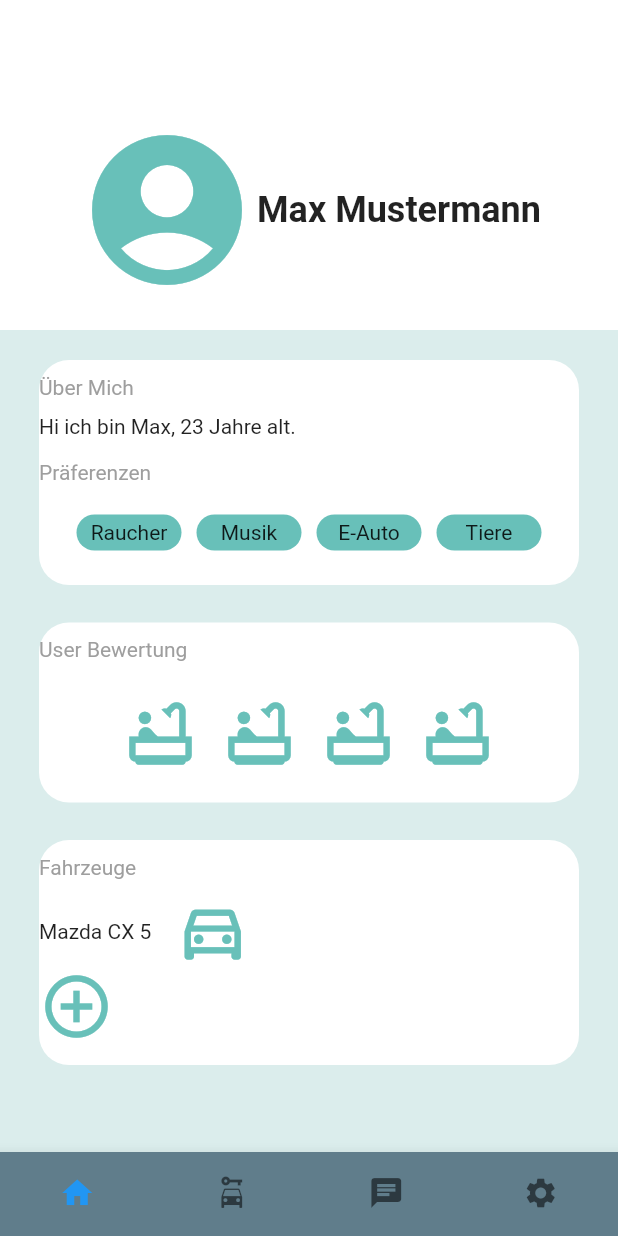
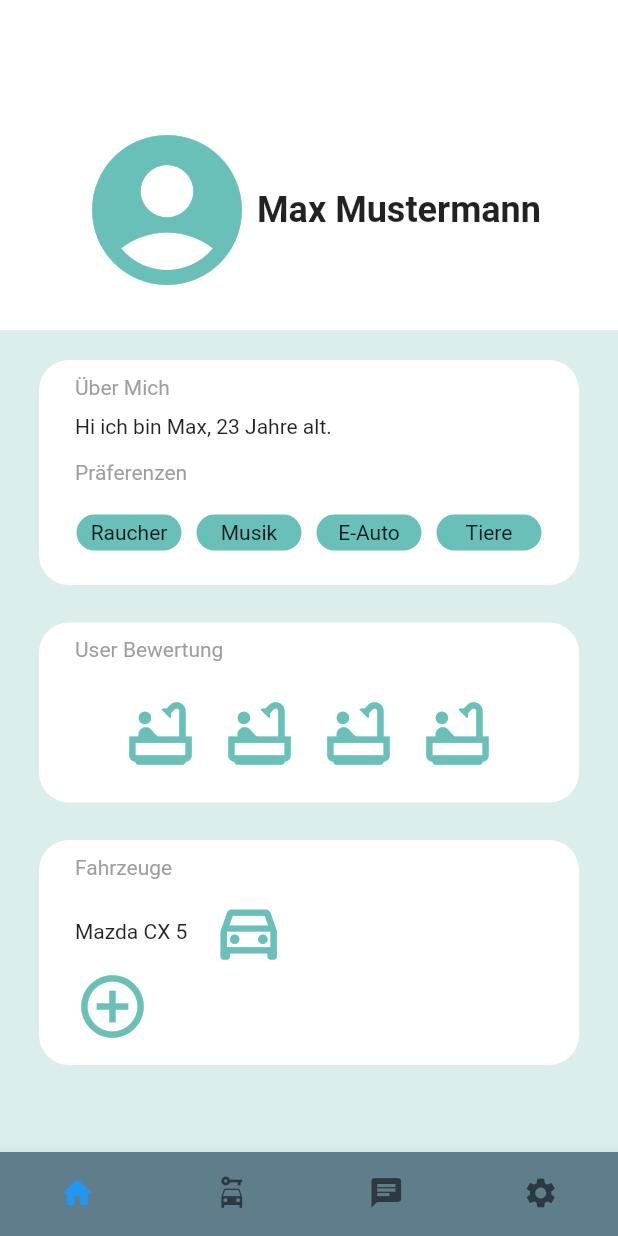
Before and after one commit to MaechtigerMetzger/UniGo, a Flutter app: the ProfileScreen screen opened directly, on a phone screen of 412 x 824 dp. Run offline on Flutter 3.47's test engine with Material 2 defaults, Android fonts, the phone set to English and light mode, and no system bars; our stand-ins replace flutter_svg, get, google_fonts.

Commit message:
ProfileScreen verbessert

```diff
--- a/lib/screens/profil/profile_screen.dart
+++ b/lib/screens/profil/profile_screen.dart
@@ -31,7 +31,8 @@ class ProfileScreen extends StatelessWidget {
         ],
       ),
       backgroundColor: Color.fromARGB(255, 219, 237, 236),
-      body: Column(
+      body: SingleChildScrollView(
+        child: Column(
           crossAxisAlignment: CrossAxisAlignment.center,
           children: [
             Container(
@@ -57,11 +58,20 @@ class ProfileScreen extends StatelessWidget {
                   crossAxisAlignment: CrossAxisAlignment.start,
                   children: [
                     SizedBox(height: 10),
-                  _buildCaption("Über Mich"),
+                    Padding(
+                      padding: const EdgeInsets.only(left: 24),
+                      child: _buildCaption("Über Mich"),
+                    ),
                     SizedBox(height: 10),
-                  Text("Hi ich bin Max, 23 Jahre alt."),
+                    Padding(
+                      padding: const EdgeInsets.only(left: 24),
+                      child: Text("Hi ich bin Max, 23 Jahre alt."),
+                    ),
                     SizedBox(height: 15),
-                  _buildCaption("Präferenzen"),
+                    Padding(
+                      padding: const EdgeInsets.only(left: 24),
+                      child: _buildCaption("Präferenzen"),
+                    ),
                     SizedBox(height: 15),
                     Row(
                       mainAxisAlignment: MainAxisAlignment.center,
@@ -101,7 +111,10 @@ class ProfileScreen extends StatelessWidget {
                   crossAxisAlignment: CrossAxisAlignment.start,
                   children: [
                     SizedBox(height: 10),
-                  _buildCaption("User Bewertung"),
+                    Padding(
+                      padding: const EdgeInsets.only(left: 24),
+                      child: _buildCaption("User Bewertung"),
+                    ),
                     SizedBox(height: 15),
                     Row(
                       mainAxisAlignment: MainAxisAlignment.center,
@@ -157,11 +170,17 @@ class ProfileScreen extends StatelessWidget {
                   crossAxisAlignment: CrossAxisAlignment.start,
                   children: [
                     SizedBox(height: 10),
-                  _buildCaption("Fahrzeuge"),
+                    Padding(
+                      padding: const EdgeInsets.only(left: 24),
+                      child: _buildCaption("Fahrzeuge"),
+                    ),
                     SizedBox(height: 10),
                     Row(
                       children: [
-                      Text("Mazda CX 5"),
+                        Padding(
+                          padding: const EdgeInsets.only(left: 24),
+                          child: Text("Mazda CX 5"),
+                        ),
                         Padding(
                           padding: const EdgeInsets.only(left: 16),
                           child: Icon(
@@ -172,16 +191,20 @@ class ProfileScreen extends StatelessWidget {
                         ),
                       ],
                     ),
-                  Icon(
+                    Padding(
+                      padding: const EdgeInsets.only(left: 24),
+                      child: Icon(
                         Icons.add_circle_outline,
                         size: 50,
                         color: Color.fromARGB(255, 104, 192, 185),
+                      ),
                     ),
                   ],
                 ),
               ),
             )
           ],
+        ),
       ),
     );
   }
```
Lines whose indentation alone changed are shown as unchanged.
